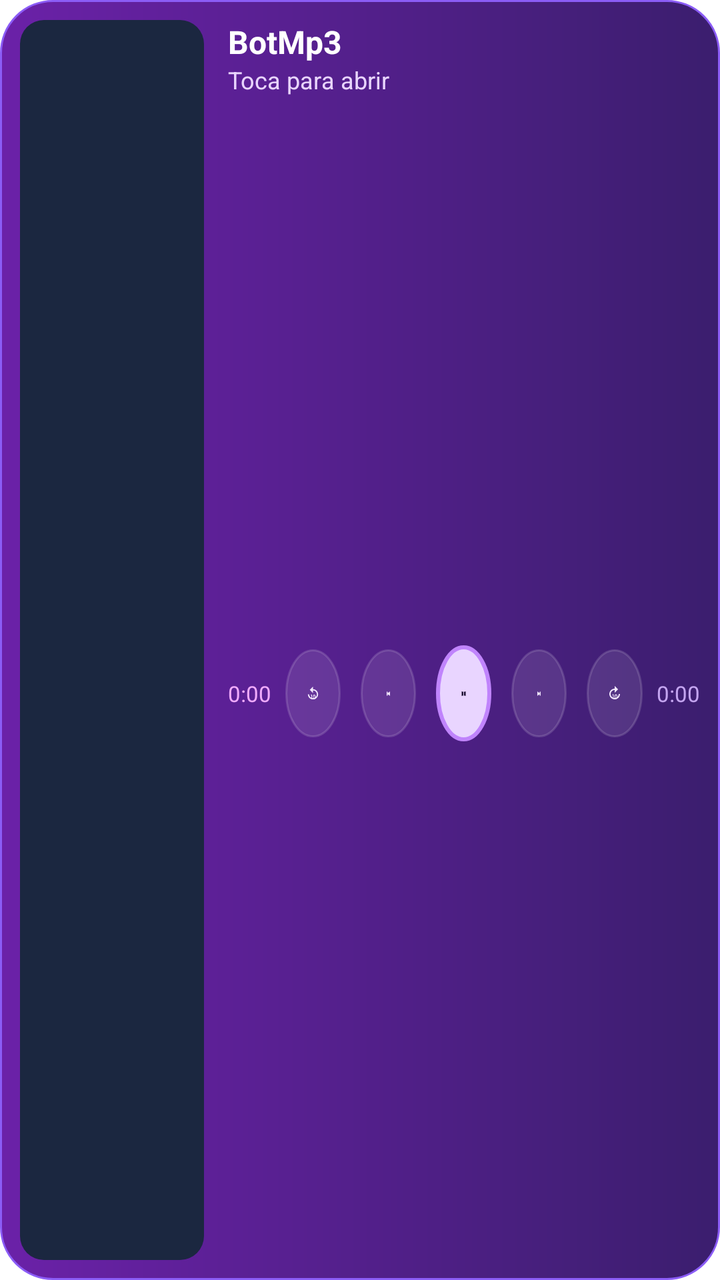
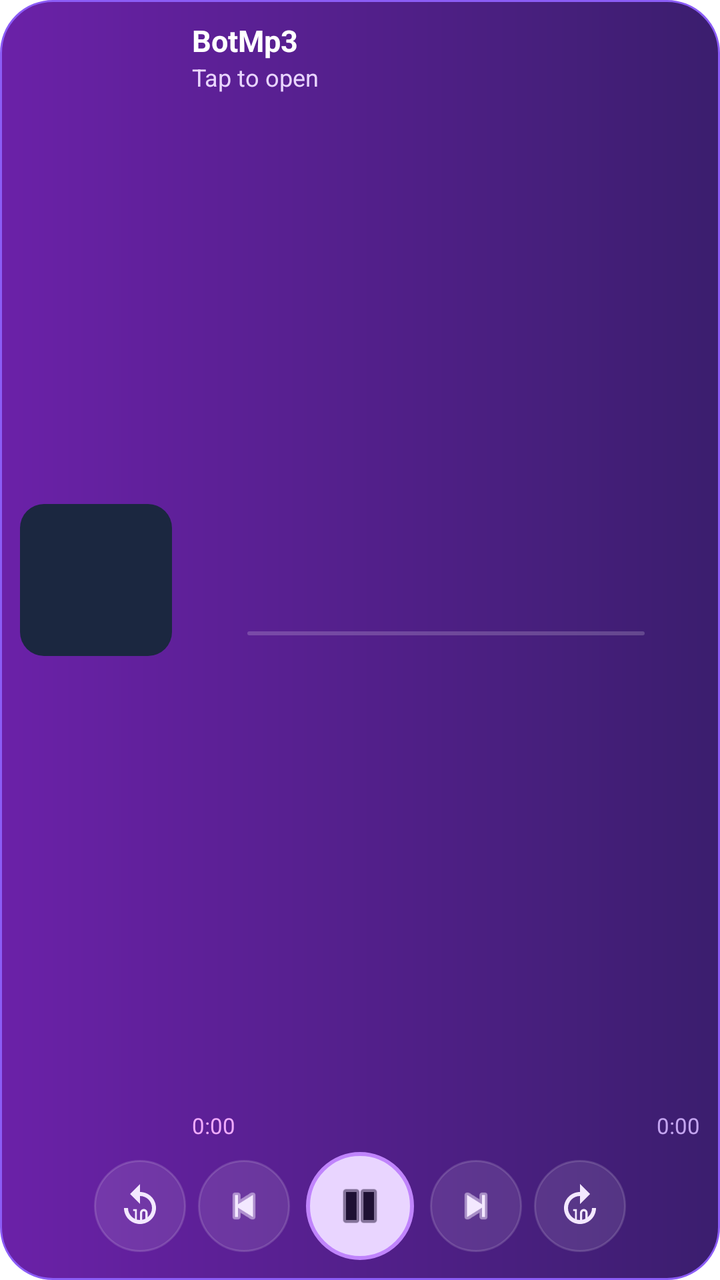

Screens rendered from an Android XML layout before and after an edit, with the pre-edit source and the edit as a unified diff.
<!-- AndroidManifest.xml: fallback theme Theme.MaterialComponents.DayNight.NoActionBar -->
<!-- res/layout/widget_botmp3.xml -->
<?xml version="1.0" encoding="utf-8"?>

<LinearLayout xmlns:android="http://schemas.android.com/apk/res/android"
    android:id="@+id/widget_raiz"
    android:layout_width="match_parent"
    android:layout_height="match_parent"
    android:background="@drawable/widget_fondo"
    android:orientation="horizontal"
    android:padding="10dp">

    <ImageView
        android:id="@+id/widget_portada"
        android:layout_width="92dp"
        android:layout_height="match_parent"
        android:background="@drawable/widget_portada"
        android:contentDescription="Carátula"
        android:scaleType="centerCrop" />

    <LinearLayout
        android:layout_width="0dp"
        android:layout_height="match_parent"
        android:layout_marginStart="12dp"
        android:layout_weight="1"
        android:orientation="vertical">

        <TextView
            android:id="@+id/widget_titulo"
            android:layout_width="match_parent"
            android:layout_height="wrap_content"
            android:ellipsize="end"
            android:maxLines="1"
            android:text="BotMp3"
            android:textColor="#FFFFFF"
            android:textSize="16sp"
            android:textStyle="bold" />

        <TextView
            android:id="@+id/widget_artista"
            android:layout_width="match_parent"
            android:layout_height="wrap_content"
            android:ellipsize="end"
            android:maxLines="1"
            android:text="Toca para abrir"
            android:textColor="#E9D5FF"
            android:textSize="12sp" />

        <TextView
            android:id="@+id/widget_album"
            android:layout_width="match_parent"
            android:layout_height="wrap_content"
            android:ellipsize="end"
            android:maxLines="1"
            android:text=""
            android:textColor="#C4A5F0"
            android:textSize="10sp" />

        <LinearLayout
            android:layout_width="match_parent"
            android:layout_height="0dp"
            android:layout_marginTop="2dp"
            android:layout_weight="1"
            android:gravity="center_vertical"
            android:orientation="horizontal">

            <TextView
                android:id="@+id/widget_tiempo"
                android:layout_width="wrap_content"
                android:layout_height="wrap_content"
                android:layout_marginEnd="2dp"
                android:maxLines="1"
                android:text="0:00"
                android:textColor="#F0ABFC"
                android:textSize="11sp" />

                                    <ImageButton
                android:id="@+id/widget_rewind"
                android:layout_width="0dp"
                android:layout_height="44dp"
                android:layout_weight="1"
                android:layout_marginStart="5dp"
                android:layout_marginEnd="5dp"
                android:background="@drawable/widget_boton_circulo"
                android:contentDescription="@string/widget_rewind_10"
                android:padding="10dp"
                android:scaleType="centerInside"
                android:src="@drawable/ic_replay_10" />

                                    <ImageButton
                android:id="@+id/widget_prev"
                android:layout_width="0dp"
                android:layout_height="44dp"
                android:layout_weight="1"
                android:layout_marginStart="5dp"
                android:layout_marginEnd="5dp"
                android:background="@drawable/widget_boton_circulo"
                android:contentDescription="@string/widget_prev"
                android:padding="12dp"
                android:scaleType="centerInside"
                android:src="@android:drawable/ic_media_previous"
                android:tint="#F3E8FF" />

                        <ImageButton
                android:id="@+id/widget_play"
                android:layout_width="0dp"
                android:layout_height="48dp"
                android:layout_weight="1"
                android:layout_marginStart="5dp"
                android:layout_marginEnd="5dp"
                android:background="@drawable/widget_play_fondo"
                android:contentDescription="@string/widget_play_pause"
                android:padding="12dp"
                android:scaleType="centerInside"
                android:src="@android:drawable/ic_media_pause"
                android:tint="#1E1033" />

                                    <ImageButton
                android:id="@+id/widget_next"
                android:layout_width="0dp"
                android:layout_height="44dp"
                android:layout_weight="1"
                android:layout_marginStart="5dp"
                android:layout_marginEnd="5dp"
                android:background="@drawable/widget_boton_circulo"
                android:contentDescription="@string/widget_next"
                android:padding="12dp"
                android:scaleType="centerInside"
                android:src="@android:drawable/ic_media_next"
                android:tint="#F3E8FF" />

                                    <ImageButton
                android:id="@+id/widget_forward"
                android:layout_width="0dp"
                android:layout_height="44dp"
                android:layout_weight="1"
                android:layout_marginStart="5dp"
                android:layout_marginEnd="5dp"
                android:background="@drawable/widget_boton_circulo"
                android:contentDescription="@string/widget_forward_10"
                android:padding="10dp"
                android:scaleType="centerInside"
                android:src="@drawable/ic_forward_10" />

            <TextView
                android:id="@+id/widget_duracion"
                android:layout_width="wrap_content"
                android:layout_height="wrap_content"
                android:layout_marginStart="2dp"
                android:maxLines="1"
                android:text="0:00"
                android:textColor="#C4A5F0"
                android:textSize="11sp" />
        </LinearLayout>
    </LinearLayout>
</LinearLayout>
<!-- resources referenced by this layout -->
<resources>
  <!-- drawable ic_forward_10 (drawable) -->
  <?xml version="1.0" encoding="utf-8"?>
  <vector xmlns:android="http://schemas.android.com/apk/res/android"
      android:width="24dp"
      android:height="24dp"
      android:viewportWidth="24"
      android:viewportHeight="24"
      android:tint="#F3E8FF">
      
      <group android:scaleX="-1" android:pivotX="12">
          <path
              android:fillColor="#FFFFFFFF"
              android:pathData="M12,5V1L7,6l5,5V7c3.31,0 6,2.69 6,6s-2.69,6 -6,6 -6,-2.69 -6,-6H4c0,4.42 3.58,8 8,8s8,-3.58 8,-8 -3.58,-8 -8,-8z" />
      </group>
      <path
          android:fillColor="#FFFFFFFF"
          android:pathData="M9.5,20v-5.5H8.6V13.6h1.8V20z" />
      <path
          android:fillColor="#FFFFFFFF"
          android:pathData="M13.9,13.5c1.05,0 1.9,0.85 1.9,1.9v3.2c0,1.05 -0.85,1.9 -1.9,1.9s-1.9,-0.85 -1.9,-1.9v-3.2c0,-1.05 0.85,-1.9 1.9,-1.9zM13.9,14.6c-0.45,0 -0.8,0.36 -0.8,0.8v3.2c0,0.44 0.35,0.8 0.8,0.8s0.8,-0.36 0.8,-0.8v-3.2c0,-0.44 -0.35,-0.8 -0.8,-0.8z" />
  </vector>
  <!-- drawable ic_replay_10 (drawable) -->
  <?xml version="1.0" encoding="utf-8"?>
  <vector xmlns:android="http://schemas.android.com/apk/res/android"
      android:width="24dp"
      android:height="24dp"
      android:viewportWidth="24"
      android:viewportHeight="24"
      android:tint="#F3E8FF">
      
      <path
          android:fillColor="#FFFFFFFF"
          android:pathData="M12,5V1L7,6l5,5V7c3.31,0 6,2.69 6,6s-2.69,6 -6,6 -6,-2.69 -6,-6H4c0,4.42 3.58,8 8,8s8,-3.58 8,-8 -3.58,-8 -8,-8z" />
      <path
          android:fillColor="#FFFFFFFF"
          android:pathData="M9.5,20v-5.5H8.6V13.6h1.8V20z" />
      <path
          android:fillColor="#FFFFFFFF"
          android:pathData="M13.9,13.5c1.05,0 1.9,0.85 1.9,1.9v3.2c0,1.05 -0.85,1.9 -1.9,1.9s-1.9,-0.85 -1.9,-1.9v-3.2c0,-1.05 0.85,-1.9 1.9,-1.9zM13.9,14.6c-0.45,0 -0.8,0.36 -0.8,0.8v3.2c0,0.44 0.35,0.8 0.8,0.8s0.8,-0.36 0.8,-0.8v-3.2c0,-0.44 -0.35,-0.8 -0.8,-0.8z" />
  </vector>
  <!-- drawable widget_boton_circulo (drawable) -->
  <?xml version="1.0" encoding="utf-8"?>
  <shape xmlns:android="http://schemas.android.com/apk/res/android" android:shape="oval">
      <solid android:color="#1AFFFFFF" />
      <stroke android:width="1dp" android:color="#26FFFFFF" />
  </shape>
  <!-- drawable widget_fondo (drawable) -->
  <?xml version="1.0" encoding="utf-8"?>
  <shape xmlns:android="http://schemas.android.com/apk/res/android" android:shape="rectangle">
      <gradient
          android:angle="0"
          android:endColor="#3B1E6E"
          android:startColor="#6B21A8" />
      <corners android:radius="26dp" />
      <stroke android:width="1dp" android:color="#8B5CF6" />
  </shape>
  <!-- drawable widget_play_fondo (drawable) -->
  <?xml version="1.0" encoding="utf-8"?>
  <shape xmlns:android="http://schemas.android.com/apk/res/android" android:shape="oval">
      <solid android:color="#E9D5FF" />
      <stroke android:width="2dp" android:color="#C084FC" />
  </shape>
  <!-- drawable widget_portada (drawable) -->
  <?xml version="1.0" encoding="utf-8"?>
  <shape xmlns:android="http://schemas.android.com/apk/res/android" android:shape="rectangle">
      <corners android:radius="12dp" />
      <solid android:color="#1B2740" />
  </shape>
  <string name="widget_forward_10">Forward 10 seconds</string>
  <string name="widget_next">Next</string>
  <string name="widget_play_pause">Play or pause</string>
  <string name="widget_prev">Previous</string>
  <string name="widget_rewind_10">Back 10 seconds</string>
</resources>

<!-- the commit's change to res/layout/widget_botmp3.xml (unified diff, before → after) -->
@@ -1,154 +1,173 @@
 <?xml version="1.0" encoding="utf-8"?>
-
 <LinearLayout xmlns:android="http://schemas.android.com/apk/res/android"
     android:id="@+id/widget_raiz"
     android:layout_width="match_parent"
     android:layout_height="match_parent"
     android:background="@drawable/widget_fondo"
-    android:orientation="horizontal"
+    android:orientation="vertical"
     android:padding="10dp">
 
-    <ImageView
-        android:id="@+id/widget_portada"
-        android:layout_width="92dp"
-        android:layout_height="match_parent"
-        android:background="@drawable/widget_portada"
-        android:contentDescription="Carátula"
-        android:scaleType="centerCrop" />
+    
+    <LinearLayout
+        android:layout_width="match_parent"
+        android:layout_height="0dp"
+        android:layout_weight="1"
+        android:orientation="horizontal">
 
-    <LinearLayout
-        android:layout_width="0dp"
-        android:layout_height="match_parent"
-        android:layout_marginStart="12dp"
-        android:layout_weight="1"
-        android:orientation="vertical">
-
-        <TextView
-            android:id="@+id/widget_titulo"
-            android:layout_width="match_parent"
-            android:layout_height="wrap_content"
-            android:ellipsize="end"
-            android:maxLines="1"
-            android:text="BotMp3"
-            android:textColor="#FFFFFF"
-            android:textSize="16sp"
-            android:textStyle="bold" />
-
-        <TextView
-            android:id="@+id/widget_artista"
-            android:layout_width="match_parent"
-            android:layout_height="wrap_content"
-            android:ellipsize="end"
-            android:maxLines="1"
-            android:text="Toca para abrir"
-            android:textColor="#E9D5FF"
-            android:textSize="12sp" />
-
-        <TextView
-            android:id="@+id/widget_album"
-            android:layout_width="match_parent"
-            android:layout_height="wrap_content"
-            android:ellipsize="end"
-            android:maxLines="1"
-            android:text=""
-            android:textColor="#C4A5F0"
-            android:textSize="10sp" />
+        <ImageView
+            android:id="@+id/widget_portada"
+            android:layout_width="76dp"
+            android:layout_height="76dp"
+            android:layout_gravity="center_vertical"
+            android:background="@drawable/widget_portada"
+            android:contentDescription="@string/widget_cover"
+            android:scaleType="centerCrop" />
 
         <LinearLayout
-            android:layout_width="match_parent"
-            android:layout_height="0dp"
-            android:layout_marginTop="2dp"
+            android:layout_width="0dp"
+            android:layout_height="match_parent"
+            android:layout_marginStart="10dp"
             android:layout_weight="1"
-            android:gravity="center_vertical"
-            android:orientation="horizontal">
+            android:orientation="vertical">
 
             <TextView
-                android:id="@+id/widget_tiempo"
-                android:layout_width="wrap_content"
+                android:id="@+id/widget_titulo"
+                android:layout_width="match_parent"
                 android:layout_height="wrap_content"
-                android:layout_marginEnd="2dp"
+                android:ellipsize="end"
                 android:maxLines="1"
-                android:text="0:00"
-                android:textColor="#F0ABFC"
-                android:textSize="11sp" />
-
-                                    <ImageButton
-                android:id="@+id/widget_rewind"
-                android:layout_width="0dp"
-                android:layout_height="44dp"
-                android:layout_weight="1"
-                android:layout_marginStart="5dp"
-                android:layout_marginEnd="5dp"
-                android:background="@drawable/widget_boton_circulo"
-                android:contentDescription="@string/widget_rewind_10"
-                android:padding="10dp"
-                android:scaleType="centerInside"
-                android:src="@drawable/ic_replay_10" />
-
-                                    <ImageButton
-                android:id="@+id/widget_prev"
-                android:layout_width="0dp"
-                android:layout_height="44dp"
-                android:layout_weight="1"
-                android:layout_marginStart="5dp"
-                android:layout_marginEnd="5dp"
-                android:background="@drawable/widget_boton_circulo"
-                android:contentDescription="@string/widget_prev"
-                android:padding="12dp"
-                android:scaleType="centerInside"
-                android:src="@android:drawable/ic_media_previous"
-                android:tint="#F3E8FF" />
-
-                        <ImageButton
-                android:id="@+id/widget_play"
-                android:layout_width="0dp"
-                android:layout_height="48dp"
-                android:layout_weight="1"
-                android:layout_marginStart="5dp"
-                android:layout_marginEnd="5dp"
-                android:background="@drawable/widget_play_fondo"
-                android:contentDescription="@string/widget_play_pause"
-                android:padding="12dp"
-                android:scaleType="centerInside"
-                android:src="@android:drawable/ic_media_pause"
-                android:tint="#1E1033" />
-
-                                    <ImageButton
-                android:id="@+id/widget_next"
-                android:layout_width="0dp"
-                android:layout_height="44dp"
-                android:layout_weight="1"
-                android:layout_marginStart="5dp"
-                android:layout_marginEnd="5dp"
-                android:background="@drawable/widget_boton_circulo"
-                android:contentDescription="@string/widget_next"
-                android:padding="12dp"
-                android:scaleType="centerInside"
-                android:src="@android:drawable/ic_media_next"
-                android:tint="#F3E8FF" />
-
-                                    <ImageButton
-                android:id="@+id/widget_forward"
-                android:layout_width="0dp"
-                android:layout_height="44dp"
-                android:layout_weight="1"
-                android:layout_marginStart="5dp"
-                android:layout_marginEnd="5dp"
-                android:background="@drawable/widget_boton_circulo"
-                android:contentDescription="@string/widget_forward_10"
-                android:padding="10dp"
-                android:scaleType="centerInside"
-                android:src="@drawable/ic_forward_10" />
+                android:text="BotMp3"
+                android:textColor="#FFFFFF"
+                android:textSize="15sp"
+                android:textStyle="bold" />
 
             <TextView
-                android:id="@+id/widget_duracion"
-                android:layout_width="wrap_content"
+                android:id="@+id/widget_artista"
+                android:layout_width="match_parent"
                 android:layout_height="wrap_content"
-                android:layout_marginStart="2dp"
+                android:ellipsize="end"
                 android:maxLines="1"
-                android:text="0:00"
+                android:text="@string/widget_open_hint"
+                android:textColor="#E9D5FF"
+                android:textSize="12sp" />
+
+            <TextView
+                android:id="@+id/widget_album"
+                android:layout_width="match_parent"
+                android:layout_height="wrap_content"
+                android:ellipsize="end"
+                android:maxLines="1"
+                android:text=""
                 android:textColor="#C4A5F0"
-                android:textSize="11sp" />
+                android:textSize="10sp" />
+
+            <LinearLayout
+                android:layout_width="match_parent"
+                android:layout_height="0dp"
+                android:layout_marginTop="3dp"
+                android:layout_weight="1"
+                android:gravity="bottom"
+                android:orientation="horizontal">
+
+                <TextView
+                    android:id="@+id/widget_tiempo"
+                    android:layout_width="wrap_content"
+                    android:layout_height="wrap_content"
+                    android:maxLines="1"
+                    android:text="0:00"
+                    android:textColor="#F0ABFC"
+                    android:textSize="11sp" />
+
+                <View
+                    android:layout_width="0dp"
+                    android:layout_height="2dp"
+                    android:layout_gravity="center_vertical"
+                    android:layout_marginStart="6dp"
+                    android:layout_marginEnd="6dp"
+                    android:layout_weight="1"
+                    android:background="@drawable/widget_linea_progreso" />
+
+                <TextView
+                    android:id="@+id/widget_duracion"
+                    android:layout_width="wrap_content"
+                    android:layout_height="wrap_content"
+                    android:maxLines="1"
+                    android:text="0:00"
+                    android:textColor="#C4A5F0"
+                    android:textSize="11sp" />
+            </LinearLayout>
         </LinearLayout>
     </LinearLayout>
+
+    
+    <LinearLayout
+        android:layout_width="match_parent"
+        android:layout_height="wrap_content"
+        android:layout_marginTop="6dp"
+        android:gravity="center"
+        android:orientation="horizontal">
+
+        <ImageButton
+            android:id="@+id/widget_rewind"
+            android:layout_width="46dp"
+            android:layout_height="46dp"
+            android:layout_marginStart="3dp"
+            android:layout_marginEnd="3dp"
+            android:background="@drawable/widget_boton_circulo"
+            android:contentDescription="@string/widget_rewind_10"
+            android:padding="9dp"
+            android:scaleType="centerInside"
+            android:src="@drawable/ic_replay_10" />
+
+        <ImageButton
+            android:id="@+id/widget_prev"
+            android:layout_width="46dp"
+            android:layout_height="46dp"
+            android:layout_marginStart="3dp"
+            android:layout_marginEnd="3dp"
+            android:background="@drawable/widget_boton_circulo"
+            android:contentDescription="@string/widget_prev"
+            android:padding="11dp"
+            android:scaleType="centerInside"
+            android:src="@android:drawable/ic_media_previous"
+            android:tint="#F3E8FF" />
+
+        <ImageButton
+            android:id="@+id/widget_play"
+            android:layout_width="54dp"
+            android:layout_height="54dp"
+            android:layout_marginStart="5dp"
+            android:layout_marginEnd="5dp"
+            android:background="@drawable/widget_play_fondo"
+            android:contentDescription="@string/widget_play_pause"
+            android:padding="13dp"
+            android:scaleType="centerInside"
+            android:src="@android:drawable/ic_media_pause"
+            android:tint="#1E1033" />
+
+        <ImageButton
+            android:id="@+id/widget_next"
+            android:layout_width="46dp"
+            android:layout_height="46dp"
+            android:layout_marginStart="3dp"
+            android:layout_marginEnd="3dp"
+            android:background="@drawable/widget_boton_circulo"
+            android:contentDescription="@string/widget_next"
+            android:padding="11dp"
+            android:scaleType="centerInside"
+            android:src="@android:drawable/ic_media_next"
+            android:tint="#F3E8FF" />
+
+        <ImageButton
+            android:id="@+id/widget_forward"
+            android:layout_width="46dp"
+            android:layout_height="46dp"
+            android:layout_marginStart="3dp"
+            android:layout_marginEnd="3dp"
+            android:background="@drawable/widget_boton_circulo"
+            android:contentDescription="@string/widget_forward_10"
+            android:padding="9dp"
+            android:scaleType="centerInside"
+            android:src="@drawable/ic_forward_10" />
+    </LinearLayout>
 </LinearLayout>
<!-- resource entries referenced after the edit -->
@@ -56,6 +56,12 @@
       <corners android:radius="26dp" />
       <stroke android:width="1dp" android:color="#8B5CF6" />
   </shape>
+  <!-- drawable widget_linea_progreso (drawable) -->
+  <?xml version="1.0" encoding="utf-8"?>
+  <shape xmlns:android="http://schemas.android.com/apk/res/android" android:shape="rectangle">
+      <corners android:radius="1dp" />
+      <solid android:color="#30FFFFFF" />
+  </shape>
   <!-- drawable widget_play_fondo (drawable) -->
   <?xml version="1.0" encoding="utf-8"?>
   <shape xmlns:android="http://schemas.android.com/apk/res/android" android:shape="oval">
@@ -68,8 +74,10 @@
       <corners android:radius="12dp" />
       <solid android:color="#1B2740" />
   </shape>
+  <string name="widget_cover">Cover art</string>
   <string name="widget_forward_10">Forward 10 seconds</string>
   <string name="widget_next">Next</string>
+  <string name="widget_open_hint">Tap to open</string>
   <string name="widget_play_pause">Play or pause</string>
   <string name="widget_prev">Previous</string>
   <string name="widget_rewind_10">Back 10 seconds</string>
